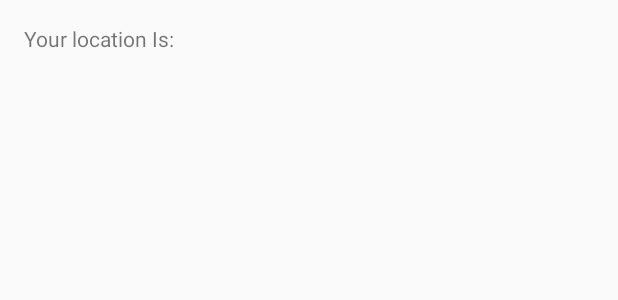
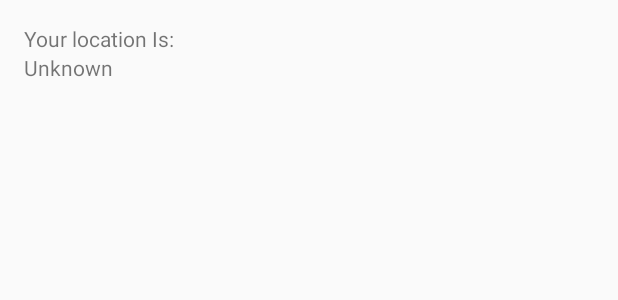
Before and after one commit to Schlaffeck/Android_LocationBasedGame, an Android app: the layout tracker_data_view.xml on its own in the app's theme, with its tools: preview values and no code run, on a phone screen of 412 x 824 dp. Shown: the top 300 px of the screen. Run offline under Robolectric (Android 15) with nearby library versions, the phone set to English and light mode, and no system bars.

Commit message:
test app - tracker getting location from services

```diff
--- a/testgame/src/main/java/com/slamcode/testgame/viewmodels/TrackerDataViewModel.java
+++ b/testgame/src/main/java/com/slamcode/testgame/viewmodels/TrackerDataViewModel.java
@@ -27,7 +27,7 @@ public class TrackerDataViewModel extends BaseObservable {
             location = this.locationTracker.getLastKnownLocation();
 
         if (location == null)
-            return null;
+            return new LocationData();
 
         return new LocationData(location.getLatitude(), location.getLongitude());
     }
--- a/testgame/src/main/res/layout/tracker_data_view.xml
+++ b/testgame/src/main/res/layout/tracker_data_view.xml
@@ -4,6 +4,7 @@
         <variable
             name="vm"
             type="com.slamcode.testgame.viewmodels.TrackerDataViewModel"/>
+        <import type="android.view.View"/>
     </data>
 <LinearLayout
     android:layout_margin="@dimen/fab_margin"
@@ -14,9 +15,16 @@
         android:layout_width="wrap_content"
         android:layout_height="wrap_content"
         android:text="Your location Is:"/>
+
     <TextView
         android:layout_width="wrap_content"
         android:layout_height="wrap_content"
-        android:text='@{String.format("Latitude: %d, Longitude: %d", vm.location.latitude, vm.location.longitude) }'/>
+        android:visibility="@{vm.location.determined ? View.VISIBLE : View.GONE}"
+        android:text="Unknown"/>
+    <TextView
+        android:layout_width="wrap_content"
+        android:layout_height="wrap_content"
+        android:visibility="@{vm.location.determined ? View.GONE : View.VISIBLE}"
+        android:text='@{String.format("Latitude: %f, Longitude: %f", vm.location.latitude, vm.location.longitude) }'/>
 </LinearLayout>
 </layout>
```
Also changed, not shown: locationbasedgamelib/src/main/java/com/slamcode/locationbasedgamelib/location/LocationTracker.java (+6 -5 lines), locationbasedgamelib/src/main/java/com/slamcode/locationbasedgamelib/model/LocationData.java (+9 -6 lines), testgame/src/main/AndroidManifest.xml (+6 -1 lines), testgame/src/main/java/com/slamcode/testgame/TrackerActivity.java (+34 -3 lines).
